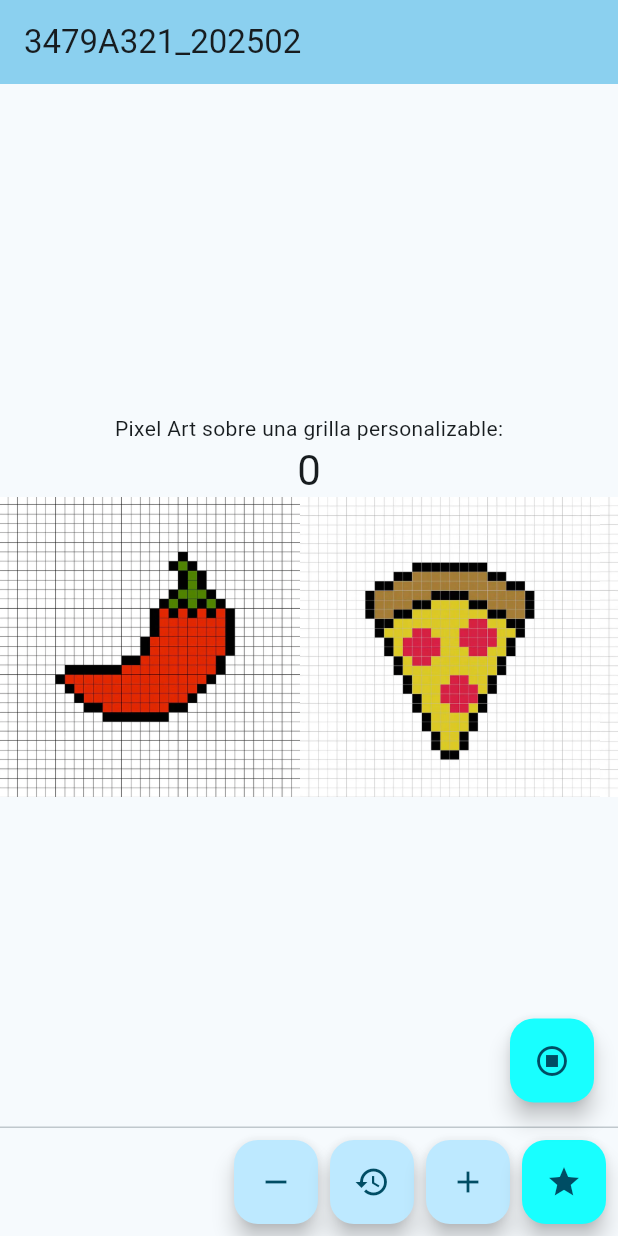
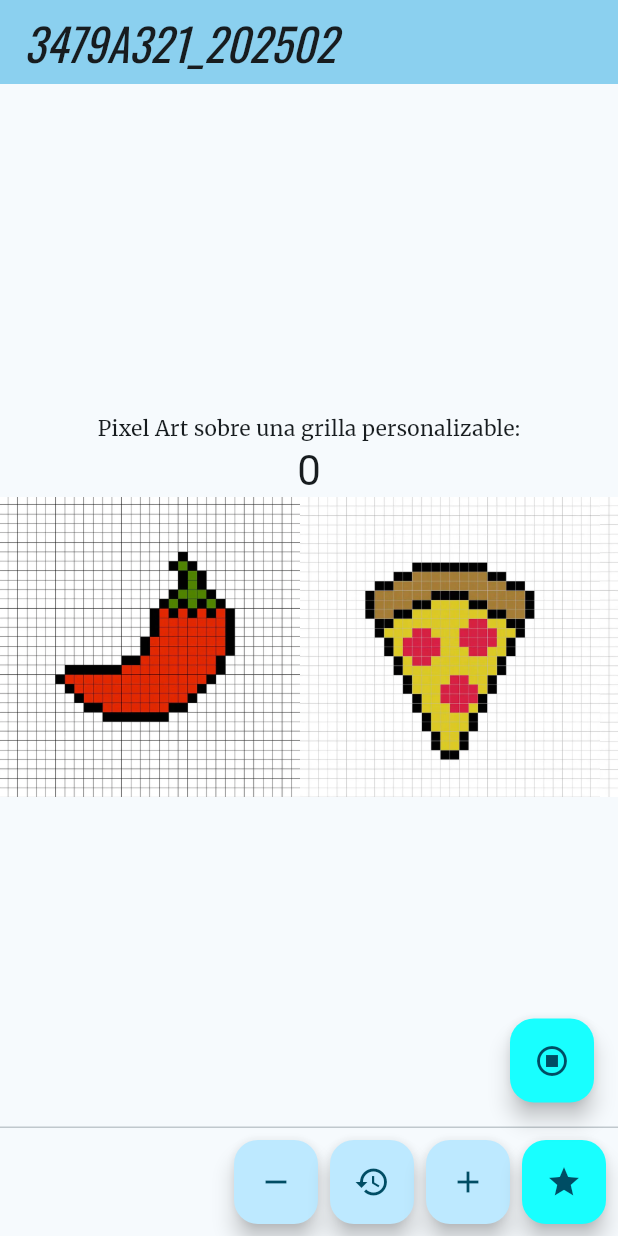
Before and after one commit to mmoscosodcl/3479A321_202502, a Flutter app: the screen it shows after launch, on a phone screen of 412 x 824 dp. Run offline on Flutter 3.47's test engine with Material 3 defaults, Android fonts, the phone set to English and light mode, and no system bars; our stand-ins replace google_fonts, logger.

Commit message:
Archivos y presentacion  de Pixel art

```diff
--- a/lib/main.dart
+++ b/lib/main.dart
@@ -1,4 +1,5 @@
 import 'package:flutter/material.dart';
+import 'package:google_fonts/google_fonts.dart';
 import 'package:logger/logger.dart';
 
 void main() {
@@ -18,22 +19,22 @@
     return MaterialApp(
       title: '3479A321_202502',
       theme: ThemeData(
-        // This is the theme of your application.
-        //
-        // TRY THIS: Try running your application with "flutter run". You'll see
-        // the application has a purple toolbar. Then, without quitting the app,
-        // try changing the seedColor in the colorScheme below to Colors.green
-        // and then invoke "hot reload" (save your changes or press the "hot
-        // reload" button in a Flutter-supported IDE, or press "r" if you used
-        // the command line to start the app).
-        //
-        // Notice that the counter didn't reset back to zero; the application
-        // state is not lost during the reload. To reset the state, use hot
-        // restart instead.
-        //
-        // This works for code too, not just values: Most code changes can be
-        // tested with just a hot reload.
         colorScheme: ColorScheme.fromSeed(seedColor: Colors.blueGrey),
+        // Define the default `TextTheme`. Use this to specify the default
+        // text styling for headlines, titles, bodies of text, and more.
+        textTheme: TextTheme(
+        displayLarge: const TextStyle(
+          fontSize: 72,
+          fontWeight: FontWeight.bold,
+        ),
+        // ···
+        titleLarge: GoogleFonts.oswald(
+          fontSize: 30,
+          fontStyle: FontStyle.italic,
+        ),
+        bodyMedium: GoogleFonts.merriweather(),
+        displaySmall: GoogleFonts.pacifico(),
+      )
       ),
       home: const MyHomePage(title: '3479A321_202502'),
     );
--- a/pubspec.yaml
+++ b/pubspec.yaml
@@ -35,6 +35,7 @@ dependencies:
   # Use with the CupertinoIcons class for iOS style icons.
   cupertino_icons: ^1.0.8
   logger: ^2.6.1
+  google_fonts: ^6.3.0
 
 dev_dependencies:
   flutter_test:
```
Also changed, not shown: pubspec.lock, 8 other files.
